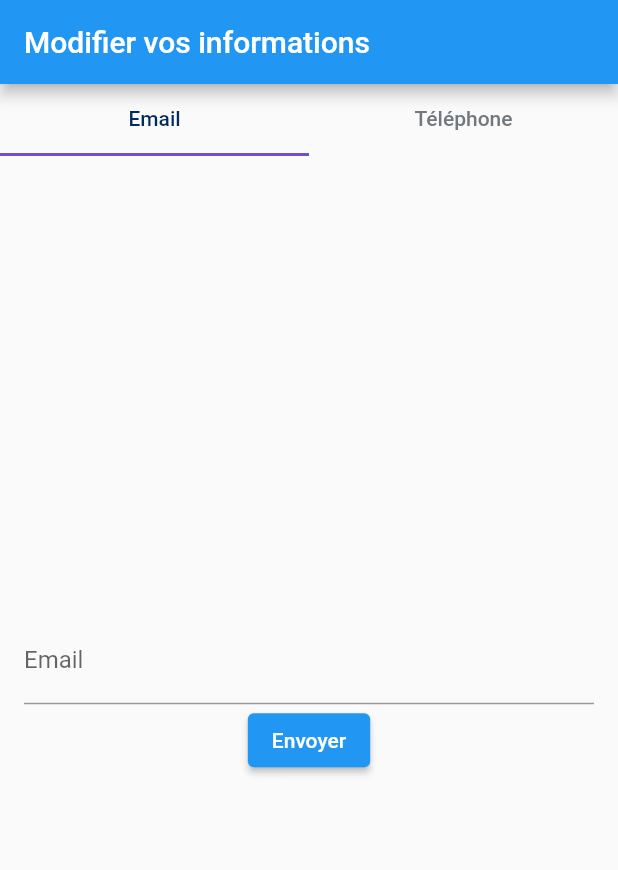
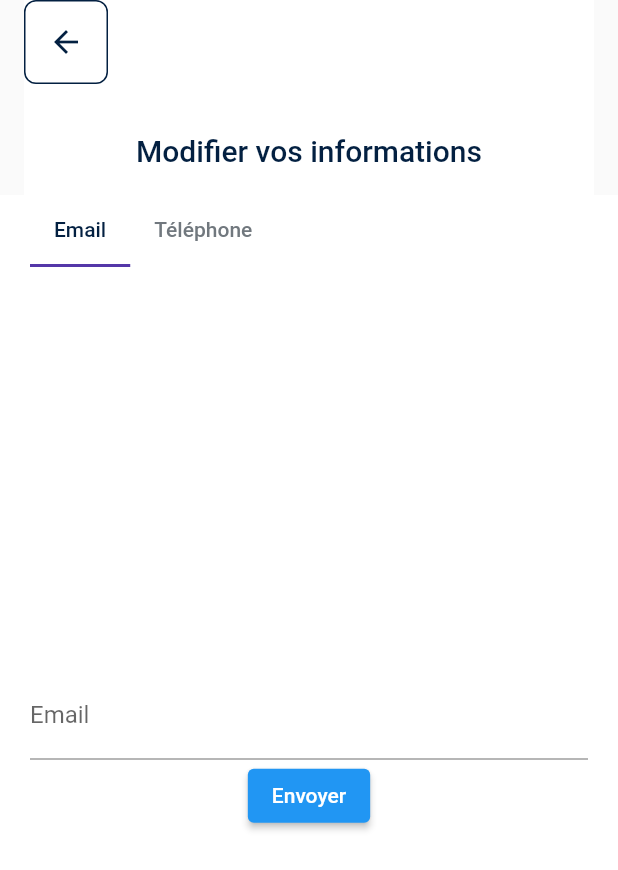
Before and after one commit to Swafe-app/swafe-app, a Flutter app: the ModifierCoordonnees screen opened directly, on a phone screen of 412 x 824 dp. Shown: the top 870 px of the screen. Run offline on Flutter 3.47's test engine with Material 2 defaults, Android fonts, the phone set to English and light mode, and no system bars; our stand-ins replace bloc, cloud_firestore, email_validator, firebase_auth, firebase_core, flutter_bloc and 4 more; accounts and stored records are empty; Roboto replaces fonts that are missing (Overpass).

Commit message:
tab + custom appbar

```diff
--- /dev/null
+++ b/lib/DS/custom_appbar_page.dart
@@ -0,0 +1,83 @@
+import 'package:flutter/material.dart';
+import 'package:swafe/DS/colors.dart'; // Importez le fichier colors.dart
+import 'package:swafe/DS/spacing.dart'; // Importez le fichier spacing.dart
+import 'package:swafe/DS/typographies.dart'; // Importez le fichier typographies.dart
+
+class CustomAppBar extends StatelessWidget implements PreferredSizeWidget {
+  final String? title;
+  final double backButtonSize;
+  final double backButtonMargin;
+
+  CustomAppBar({
+    this.title,
+    this.backButtonSize = 24.0,
+    this.backButtonMargin = Spacing.small, // Utilisation de l'espacement small
+  });
+
+  @override
+  Size get preferredSize => Size.fromHeight(130.0); // Hauteur constante
+
+  @override
+  Widget build(BuildContext context) {
+    return Padding(
+      padding: EdgeInsets.symmetric(
+          horizontal: Spacing.standard), // Utilisation de l'espacement standard
+      child: AppBar(
+        automaticallyImplyLeading:
+            false, // Désactive le bouton de retour par défaut
+        backgroundColor:
+            MyColors.defaultWhite, // Utilisation de la couleur defaultWhite
+        elevation: 0,
+        centerTitle: true,
+        leading: Container(
+          decoration: BoxDecoration(
+            color:
+                MyColors.defaultWhite, // Utilisation de la couleur secondary30
+            borderRadius: BorderRadius.circular(8.0), // Coins arrondis de 8px
+            border: Border.all(
+              color: MyColors.primary10, // Couleur de la bordure en primary10
+              width: 1.0, // Épaisseur de la bordure de 1 pixel
+            ),
+          ),
+          child: IconButton(
+            onPressed: () {
+              Navigator.of(context).pop();
+            },
+            icon: Icon(
+              Icons.arrow_back,
+              color: MyColors.primary10, // Utilisation de la couleur primary10
+              size: backButtonSize,
+            ),
+            padding: EdgeInsets.all(backButtonMargin),
+            color:
+                MyColors.defaultWhite, // Utilisation de la couleur defaultWhite
+          ),
+        ),
+        flexibleSpace: Column(
+          mainAxisAlignment: MainAxisAlignment.end,
+          children: [
+            Container(
+              margin: EdgeInsets.only(
+                  bottom:
+                      Spacing.standard), // Utilisation de l'espacement standard
+              child: Text(
+                title ?? '',
+                style: typographyList
+                    .firstWhere(
+                      (typography) =>
+                          typography.name ==
+                          'Title Large Medium', // Trouvez la typographie XXLarge Medium
+                    )
+                    .style
+                    .copyWith(
+                      color:
+                          MyColors.primary10, // Couleur du texte en primary10
+                    ),
+              ),
+            ),
+          ],
+        ),
+      ),
+    );
+  }
+}
--- a/lib/views/profil/ModifierInformationPersonnelle.dart
+++ b/lib/views/profil/ModifierInformationPersonnelle.dart
@@ -1,6 +1,7 @@
 import 'package:flutter/material.dart';
 import 'package:firebase_auth/firebase_auth.dart';
 import 'package:cloud_firestore/cloud_firestore.dart';
+import 'package:swafe/DS/custom_appbar_page.dart'; // Importez CustomAppBar
 
 class ModifierInformationPersonnelle extends StatefulWidget {
   @override
@@ -63,8 +64,9 @@ class _ModifierInformationPersonnelleState
   @override
   Widget build(BuildContext context) {
     return Scaffold(
-      appBar: AppBar(
-        title: Text('Modifier vos informations'),
+      appBar: CustomAppBar(
+        // Utilisez CustomAppBar ici
+        title: 'Modifier vos informations',
       ),
       body: Padding(
         padding: const EdgeInsets.all(16.0),
--- a/lib/views/profil/ModifierMotdepasse.dart
+++ b/lib/views/profil/ModifierMotdepasse.dart
@@ -1,5 +1,6 @@
 import 'package:flutter/material.dart';
 import 'package:firebase_auth/firebase_auth.dart';
+import 'package:swafe/DS/custom_appbar_page.dart'; // Importez CustomAppBar
 
 void main() {
   runApp(MaterialApp(
@@ -94,8 +95,9 @@ class _ModifierMotDePasseViewState extends State<ModifierMotDePasseView> {
     updateErrorMessages();
 
     return Scaffold(
-      appBar: AppBar(
-        title: Text('Modifier le mot de passe'),
+      appBar: CustomAppBar(
+        // Utilisez CustomAppBar ici
+        title: 'Modifier le mot de passe',
       ),
       body: Container(
         padding: EdgeInsets.all(16),
--- a/lib/views/profil/ReauthenticationPage.dart
+++ b/lib/views/profil/ReauthenticationPage.dart
@@ -1,6 +1,7 @@
 import 'package:flutter/material.dart';
 import 'package:firebase_auth/firebase_auth.dart';
 import 'package:swafe/views/profil/coordonnees.dart';
+import 'package:swafe/DS/custom_appbar_page.dart'; // Importez CustomAppBar
 
 class ReauthenticationPage extends StatefulWidget {
   @override
@@ -15,8 +16,9 @@ class _ReauthenticationPageState extends State<ReauthenticationPage> {
   @override
   Widget build(BuildContext context) {
     return Scaffold(
-      appBar: AppBar(
-        title: Text('Réauthentification'),
+      appBar: CustomAppBar(
+        // Utilisez CustomAppBar ici
+        title: 'Réauthentification',
       ),
       body: Padding(
         padding: const EdgeInsets.all(16.0),
--- a/lib/views/profil/coordonnees.dart
+++ b/lib/views/profil/coordonnees.dart
@@ -1,6 +1,9 @@
 import 'package:flutter/material.dart';
 import 'package:firebase_auth/firebase_auth.dart';
 import 'package:cloud_firestore/cloud_firestore.dart';
+import 'package:swafe/DS/colors.dart';
+import 'package:swafe/DS/spacing.dart';
+import 'package:swafe/DS/custom_appbar_page.dart';
 
 class ModifierCoordonnees extends StatefulWidget {
   @override
@@ -43,10 +46,8 @@ class _ModifierCoordonneesState extends State<ModifierCoordonnees>
   Future<void> _updateUserData() async {
     if (_currentUser != null) {
       try {
-        // Mettre à jour l'e-mail dans Firebase Authentication
         await _currentUser!.updateEmail(_email);
 
-        // Mettre à jour les données dans Firestore
         await _firestore.collection('users').doc(_currentUser!.uid).update({
           'telephone': _telephone,
           'email': _email,
@@ -71,10 +72,15 @@ class _ModifierCoordonneesState extends State<ModifierCoordonnees>
   @override
   Widget build(BuildContext context) {
     return Scaffold(
-      appBar: AppBar(
-        title: Text('Modifier vos informations'),
+      appBar: CustomAppBar(
+        title: 'Modifier vos informations',
       ),
-      body: Column(
+      body: Container(
+        color: MyColors.defaultWhite, // Définir la couleur de fond en blanc
+        child: Padding(
+          padding: EdgeInsets.symmetric(horizontal: Spacing.large),
+          child: Column(
+            crossAxisAlignment: CrossAxisAlignment.start,
             children: [
               TabBar(
                 controller: _tabController,
@@ -82,19 +88,17 @@ class _ModifierCoordonneesState extends State<ModifierCoordonnees>
                   Tab(text: 'Email'),
                   Tab(text: 'Téléphone'),
                 ],
-            indicatorColor: Color(0xFF714DD8), // Customize the underline color
-            labelColor: Color(0xFF002B5D), // Text color for the selected tab
-            unselectedLabelColor:
-                Color(0xFF71787E), // Text color for unselected tabs
+                indicatorColor: MyColors.secondary30,
+                labelColor: MyColors.primary10,
+                unselectedLabelColor: MyColors.neutral40,
+                isScrollable: true,
               ),
               Expanded(
                 child: TabBarView(
                   controller: _tabController,
                   children: [
                     // Email Tab
-                Padding(
-                  padding: const EdgeInsets.all(16.0),
-                  child: Column(
+                    Column(
                       mainAxisAlignment: MainAxisAlignment.center,
                       children: [
                         TextField(
@@ -104,7 +108,6 @@ class _ModifierCoordonneesState extends State<ModifierCoordonnees>
                               _email = value;
                             });
                           },
-                        // Set the initial value to the user's email
                           controller: TextEditingController(
                               text: _email.isNotEmpty
                                   ? _email
@@ -116,11 +119,8 @@ class _ModifierCoordonneesState extends State<ModifierCoordonnees>
                         ),
                       ],
                     ),
-                ),
                     // Téléphone Tab
-                Padding(
-                  padding: const EdgeInsets.all(16.0),
-                  child: Column(
+                    Column(
                       mainAxisAlignment: MainAxisAlignment.center,
                       children: [
                         TextField(
@@ -130,7 +130,6 @@ class _ModifierCoordonneesState extends State<ModifierCoordonnees>
                               _telephone = value;
                             });
                           },
-                        // Set the initial value from Firestore
                           controller: TextEditingController(text: _telephone),
                         ),
                         ElevatedButton(
@@ -139,12 +138,13 @@ class _ModifierCoordonneesState extends State<ModifierCoordonnees>
                         ),
                       ],
                     ),
-                ),
                   ],
                 ),
               ),
             ],
           ),
+        ),
+      ),
     );
   }
 }
```
Lines whose indentation alone changed are shown as unchanged.
